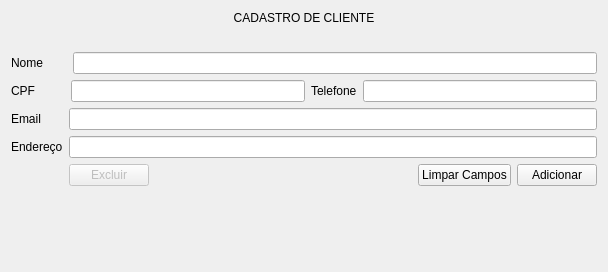
First picture: the form in ui/ui_clientes.ui, repository adaiasreis/ProjetoMatCons_F, before the edit.
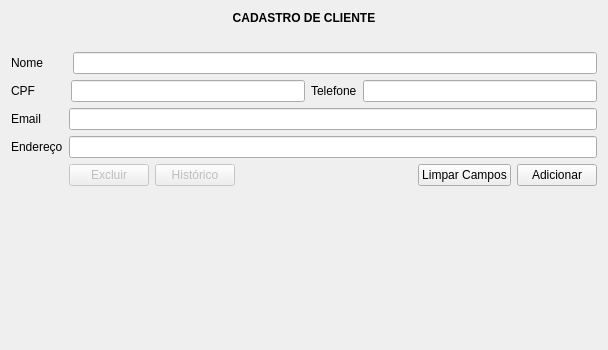
Second picture: the form after the edit.

What changed in the file:
```diff
--- a/ui/ui_clientes.ui
+++ b/ui/ui_clientes.ui
@@ -7,7 +7,7 @@
     <x>0</x>
     <y>0</y>
     <width>608</width>
-    <height>272</height>
+    <height>350</height>
    </rect>
   </property>
   <property name="windowTitle">
@@ -66,6 +66,16 @@
              </property>
             </widget>
            </item>
+           <item>
+            <widget class="QPushButton" name="b_historico">
+             <property name="enabled">
+              <bool>false</bool>
+             </property>
+             <property name="text">
+              <string>Histórico</string>
+             </property>
+            </widget>
+           </item>
            <item>
             <spacer name="horizontalSpacer">
              <property name="orientation">
@@ -123,7 +133,7 @@
           <string notr="true">font: 14pt &quot;Noto Sans&quot;;</string>
          </property>
          <property name="text">
-          <string>&lt;html&gt;&lt;head/&gt;&lt;body&gt;&lt;p align=&quot;center&quot;&gt;CADASTRO DE CLIENTE&lt;/p&gt;&lt;/body&gt;&lt;/html&gt;</string>
+          <string>&lt;html&gt;&lt;head/&gt;&lt;body&gt;&lt;p align=&quot;center&quot;&gt;&lt;span style=&quot; font-weight:600;&quot;&gt;CADASTRO DE CLIENTE&lt;/span&gt;&lt;/p&gt;&lt;/body&gt;&lt;/html&gt;</string>
          </property>
         </widget>
        </item>
```
